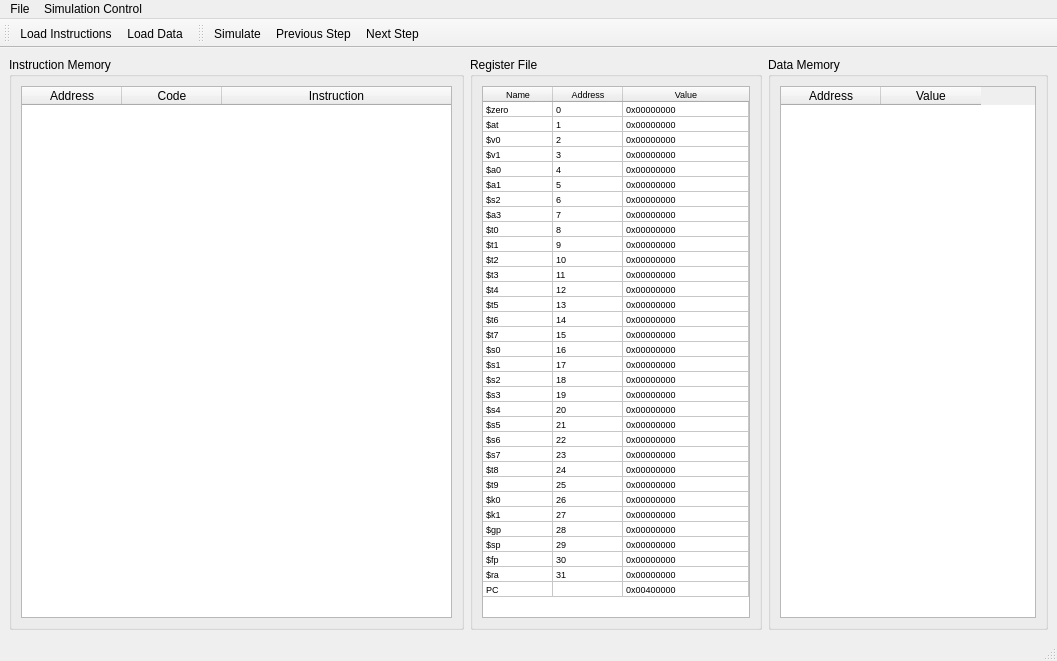
edualvss/MipsSimulator, file View/MainWindow.ui: the form before one commit.
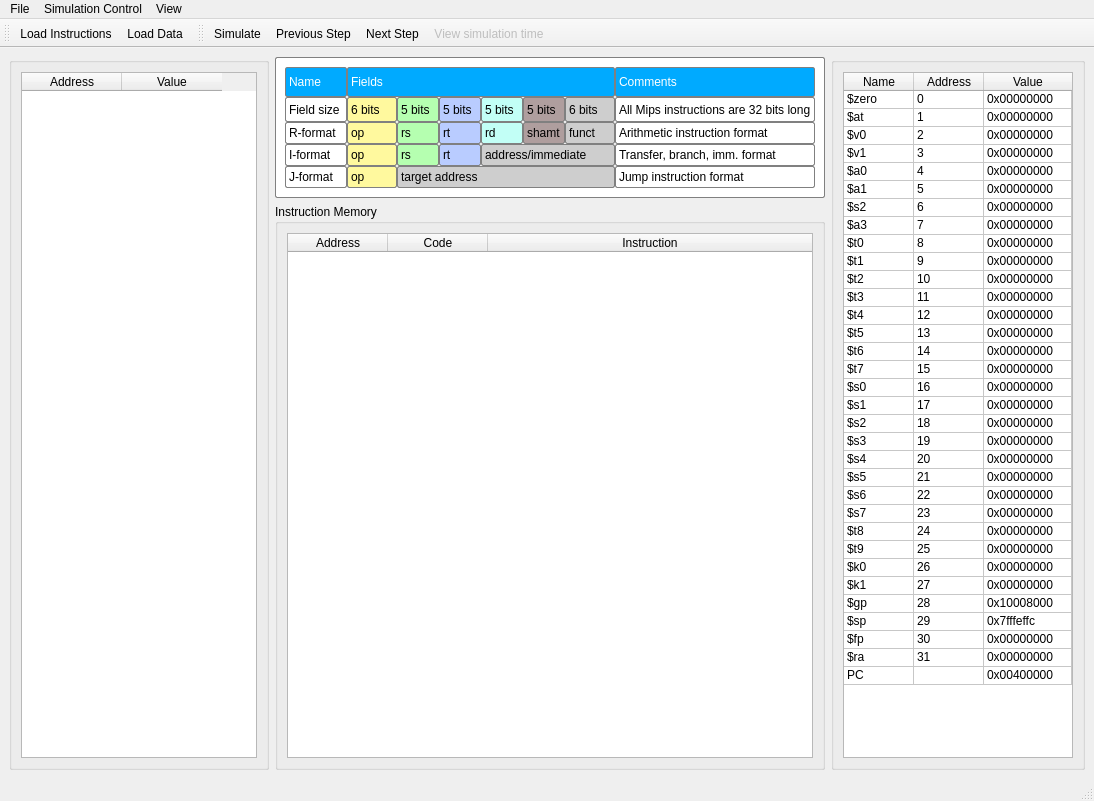
The form after the commit. Icons and pictures are not drawn.

Commit message: Adicionado o visualizador de formato de instrucao, menu de contexto, widgets de memoria de dados e banco de registradores alterados para dockaveis e armazenamento das opcoes de janela

The edit to the form file:
```diff
--- a/View/MainWindow.ui
+++ b/View/MainWindow.ui
@@ -6,8 +6,8 @@
    <rect>
     <x>0</x>
     <y>0</y>
-    <width>1057</width>
-    <height>661</height>
+    <width>1094</width>
+    <height>801</height>
    </rect>
   </property>
   <property name="windowTitle">
@@ -21,9 +21,777 @@
    <locale language="English" country="UnitedStates"/>
   </property>
   <widget class="QWidget" name="centralwidget">
-   <layout class="QHBoxLayout" name="horizontalLayout_2" stretch="1,0">
+   <layout class="QHBoxLayout" name="horizontalLayout">
     <item>
-     <widget class="QGroupBox" name="groupBox_3">
+     <widget class="QGroupBox" name="groupDataMemory">
+      <property name="title">
+       <string/>
+      </property>
+      <layout class="QVBoxLayout" name="verticalLayout_2">
+       <item>
+        <widget class="QTableWidget" name="tableDataMemory">
+         <property name="minimumSize">
+          <size>
+           <width>206</width>
+           <height>0</height>
+          </size>
+         </property>
+         <property name="palette">
+          <palette>
+           <active>
+            <colorrole role="Highlight">
+             <brush brushstyle="SolidPattern">
+              <color alpha="255">
+               <red>51</red>
+               <green>153</green>
+               <blue>255</blue>
+              </color>
+             </brush>
+            </colorrole>
+           </active>
+           <inactive>
+            <colorrole role="Highlight">
+             <brush brushstyle="SolidPattern">
+              <color alpha="255">
+               <red>255</red>
+               <green>255</green>
+               <blue>0</blue>
+              </color>
+             </brush>
+            </colorrole>
+           </inactive>
+           <disabled>
+            <colorrole role="Highlight">
+             <brush brushstyle="SolidPattern">
+              <color alpha="255">
+               <red>51</red>
+               <green>153</green>
+               <blue>255</blue>
+              </color>
+             </brush>
+            </colorrole>
+           </disabled>
+          </palette>
+         </property>
+         <property name="editTriggers">
+          <set>QAbstractItemView::NoEditTriggers</set>
+         </property>
+         <attribute name="horizontalHeaderDefaultSectionSize">
+          <number>100</number>
+         </attribute>
+         <attribute name="verticalHeaderVisible">
+          <bool>false</bool>
+         </attribute>
+         <column>
+          <property name="text">
+           <string>Address</string>
+          </property>
+         </column>
+         <column>
+          <property name="text">
+           <string>Value</string>
+          </property>
+         </column>
+        </widget>
+       </item>
+      </layout>
+     </widget>
+    </item>
+    <item>
+     <layout class="QVBoxLayout" name="verticalLayout_5">
+      <item>
+       <widget class="QGroupBox" name="groupInstructionFormat">
+        <property name="styleSheet">
+         <string notr="true">background-color: rgb(255, 255, 255);
+border: 1px solid gray;
+border-radius: 2px;
+margin-top: 1ex;</string>
+        </property>
+        <property name="title">
+         <string/>
+        </property>
+        <property name="flat">
+         <bool>true</bool>
+        </property>
+        <layout class="QVBoxLayout" name="verticalLayout_4">
+         <item>
+          <layout class="QGridLayout" name="gridLayout">
+           <property name="spacing">
+            <number>0</number>
+           </property>
+           <item row="3" column="1">
+            <layout class="QGridLayout" name="gridLayout_4">
+             <property name="spacing">
+              <number>0</number>
+             </property>
+             <item row="0" column="0">
+              <widget class="QLabel" name="l_i_OP">
+               <property name="minimumSize">
+                <size>
+                 <width>50</width>
+                 <height>22</height>
+                </size>
+               </property>
+               <property name="maximumSize">
+                <size>
+                 <width>50</width>
+                 <height>22</height>
+                </size>
+               </property>
+               <property name="styleSheet">
+                <string notr="true">background-color: rgb(255, 249, 158);</string>
+               </property>
+               <property name="text">
+                <string>op</string>
+               </property>
+              </widget>
+             </item>
+             <item row="0" column="1">
+              <widget class="QLabel" name="l_i_RS">
+               <property name="minimumSize">
+                <size>
+                 <width>42</width>
+                 <height>22</height>
+                </size>
+               </property>
+               <property name="maximumSize">
+                <size>
+                 <width>42</width>
+                 <height>22</height>
+                </size>
+               </property>
+               <property name="styleSheet">
+                <string notr="true">background-color: rgb(181, 255, 176);</string>
+               </property>
+               <property name="text">
+                <string>rs</string>
+               </property>
+              </widget>
+             </item>
+             <item row="0" column="2">
+              <widget class="QLabel" name="l_i_RT">
+               <property name="minimumSize">
+                <size>
+                 <width>42</width>
+                 <height>22</height>
+                </size>
+               </property>
+               <property name="maximumSize">
+                <size>
+                 <width>42</width>
+                 <height>22</height>
+                </size>
+               </property>
+               <property name="styleSheet">
+                <string notr="true">background-color: rgb(185, 204, 255);</string>
+               </property>
+               <property name="text">
+                <string>rt</string>
+               </property>
+              </widget>
+             </item>
+             <item row="0" column="3">
+              <widget class="QLabel" name="l_i_ADDRESS_IMMEDIATE">
+               <property name="minimumSize">
+                <size>
+                 <width>0</width>
+                 <height>22</height>
+                </size>
+               </property>
+               <property name="maximumSize">
+                <size>
+                 <width>137</width>
+                 <height>22</height>
+                </size>
+               </property>
+               <property name="styleSheet">
+                <string notr="true">background-color: rgb(206, 206, 206);</string>
+               </property>
+               <property name="text">
+                <string>address/immediate</string>
+               </property>
+              </widget>
+             </item>
+            </layout>
+           </item>
+           <item row="0" column="0">
+            <widget class="QLabel" name="label_8">
+             <property name="minimumSize">
+              <size>
+               <width>62</width>
+               <height>30</height>
+              </size>
+             </property>
+             <property name="maximumSize">
+              <size>
+               <width>62</width>
+               <height>30</height>
+              </size>
+             </property>
+             <property name="styleSheet">
+              <string notr="true">background-color: rgb(0, 170, 255);
+color: rgb(255, 255, 255);
+font: 75 10pt &quot;MS Shell Dlg 2&quot;;</string>
+             </property>
+             <property name="frameShape">
+              <enum>QFrame::StyledPanel</enum>
+             </property>
+             <property name="frameShadow">
+              <enum>QFrame::Plain</enum>
+             </property>
+             <property name="text">
+              <string>Name</string>
+             </property>
+            </widget>
+           </item>
+           <item row="2" column="2">
+            <widget class="QLabel" name="l_R_comment">
+             <property name="minimumSize">
+              <size>
+               <width>0</width>
+               <height>22</height>
+              </size>
+             </property>
+             <property name="maximumSize">
+              <size>
+               <width>16777215</width>
+               <height>22</height>
+              </size>
+             </property>
+             <property name="text">
+              <string>Arithmetic instruction format</string>
+             </property>
+            </widget>
+           </item>
+           <item row="1" column="0">
+            <widget class="QLabel" name="label_13">
+             <property name="minimumSize">
+              <size>
+               <width>62</width>
+               <height>25</height>
+              </size>
+             </property>
+             <property name="maximumSize">
+              <size>
+               <width>62</width>
+               <height>25</height>
+              </size>
+             </property>
+             <property name="text">
+              <string>Field size</string>
+             </property>
+            </widget>
+           </item>
+           <item row="0" column="1">
+            <widget class="QLabel" name="label_9">
+             <property name="minimumSize">
+              <size>
+               <width>0</width>
+               <height>30</height>
+              </size>
+             </property>
+             <property name="maximumSize">
+              <size>
+               <width>16777215</width>
+               <height>30</height>
+              </size>
+             </property>
+             <property name="styleSheet">
+              <string notr="true">background-color: rgb(0, 170, 255);
+color: rgb(255, 255, 255);
+font: 75 10pt &quot;MS Shell Dlg 2&quot;;</string>
+             </property>
+             <property name="frameShape">
+              <enum>QFrame::StyledPanel</enum>
+             </property>
+             <property name="frameShadow">
+              <enum>QFrame::Plain</enum>
+             </property>
+             <property name="text">
+              <string>Fields</string>
+             </property>
+            </widget>
+           </item>
+           <item row="0" column="2">
+            <widget class="QLabel" name="label_10">
+             <property name="minimumSize">
+              <size>
+               <width>0</width>
+               <height>30</height>
+              </size>
+             </property>
+             <property name="maximumSize">
+              <size>
+               <width>16777215</width>
+               <height>30</height>
+              </size>
+             </property>
+             <property name="styleSheet">
+              <string notr="true">background-color: rgb(0, 170, 255);
+color: rgb(255, 255, 255);
+font: 75 10pt &quot;MS Shell Dlg 2&quot;;</string>
+             </property>
+             <property name="frameShape">
+              <enum>QFrame::StyledPanel</enum>
+             </property>
+             <property name="frameShadow">
+              <enum>QFrame::Plain</enum>
+             </property>
+             <property name="text">
+              <string>Comments</string>
+             </property>
+            </widget>
+           </item>
+           <item row="1" column="1">
+            <layout class="QGridLayout" name="gridLayout_2">
+             <property name="spacing">
+              <number>0</number>
+             </property>
+             <item row="0" column="2">
+              <widget class="QLabel" name="label_16">
+               <property name="minimumSize">
+                <size>
+                 <width>42</width>
+                 <height>25</height>
+                </size>
+               </property>
+               <property name="maximumSize">
+                <size>
+                 <width>42</width>
+                 <height>25</height>
+                </size>
+               </property>
+               <property name="styleSheet">
+                <string notr="true">background-color: rgb(185, 204, 255);</string>
+               </property>
+               <property name="text">
+                <string>5 bits</string>
+               </property>
+              </widget>
+             </item>
+             <item row="0" column="0">
+              <widget class="QLabel" name="label_14">
+               <property name="minimumSize">
+                <size>
+                 <width>50</width>
+                 <height>25</height>
+                </size>
+               </property>
+               <property name="maximumSize">
+                <size>
+                 <width>50</width>
+                 <height>25</height>
+                </size>
+               </property>
+               <property name="styleSheet">
+                <string notr="true">background-color: rgb(255, 249, 158);</string>
+               </property>
+               <property name="text">
+                <string>6 bits</string>
+               </property>
+              </widget>
+             </item>
+             <item row="0" column="1">
+              <widget class="QLabel" name="label_15">
+               <property name="minimumSize">
+                <size>
+                 <width>42</width>
+                 <height>25</height>
+                </size>
+               </property>
+               <property name="maximumSize">
+                <size>
+                 <width>42</width>
+                 <height>25</height>
+                </size>
+               </property>
+               <property name="styleSheet">
+                <string notr="true">background-color: rgb(181, 255, 176);</string>
+               </property>
+               <property name="text">
+                <string>5 bits</string>
+               </property>
+              </widget>
+             </item>
+             <item row="0" column="3">
+              <widget class="QLabel" name="label_17">
+               <property name="minimumSize">
+                <size>
+                 <width>42</width>
+                 <height>25</height>
+                </size>
+               </property>
+               <property name="maximumSize">
+                <size>
+                 <width>42</width>
+                 <height>25</height>
+                </size>
+               </property>
+               <property name="styleSheet">
+                <string notr="true">background-color: rgb(194, 255, 246);</string>
+               </property>
+               <property name="text">
+                <string>5 bits</string>
+               </property>
+              </widget>
+             </item>
+             <item row="0" column="4">
+              <widget class="QLabel" name="label_18">
+               <property name="minimumSize">
+                <size>
+                 <width>42</width>
+                 <height>25</height>
+                </size>
+               </property>
+               <property name="maximumSize">
+                <size>
+                 <width>42</width>
+                 <height>25</height>
+                </size>
+               </property>
+               <property name="styleSheet">
+                <string notr="true">background-color: rgb(175, 158, 158);</string>
+               </property>
+               <property name="text">
+                <string>5 bits</string>
+               </property>
+              </widget>
+             </item>
+             <item row="0" column="5">
+              <widget class="QLabel" name="label_23">
+               <property name="minimumSize">
+                <size>
+                 <width>50</width>
+                 <height>25</height>
+                </size>
+               </property>
+               <property name="maximumSize">
+                <size>
+                 <width>50</width>
+                 <height>25</height>
+                </size>
+               </property>
+               <property name="styleSheet">
+                <string notr="true">background-color: rgb(206, 206, 206);</string>
+               </property>
+               <property name="text">
+                <string>6 bits</string>
+               </property>
+              </widget>
+             </item>
+            </layout>
+           </item>
+           <item row="2" column="1">
+            <layout class="QGridLayout" name="gridLayout_3">
+             <property name="spacing">
+              <number>0</number>
+             </property>
+             <item row="0" column="2">
+              <widget class="QLabel" name="l_r_RT">
+               <property name="minimumSize">
+                <size>
+                 <width>42</width>
+                 <height>22</height>
+                </size>
+               </property>
+               <property name="maximumSize">
+                <size>
+                 <width>42</width>
+                 <height>22</height>
+                </size>
+               </property>
+               <property name="styleSheet">
+                <string notr="true">background-color: rgb(185, 204, 255);</string>
+               </property>
+               <property name="text">
+                <string>rt</string>
+               </property>
+              </widget>
+             </item>
+             <item row="0" column="0">
+              <widget class="QLabel" name="l_r_OP">
+               <property name="minimumSize">
+                <size>
+                 <width>50</width>
+                 <height>22</height>
+                </size>
+               </property>
+               <property name="maximumSize">
+                <size>
+                 <width>50</width>
+                 <height>22</height>
+                </size>
+               </property>
+               <property name="styleSheet">
+                <string notr="true">background-color: rgb(255, 249, 158);</string>
+               </property>
+               <property name="text">
+                <string>op</string>
+               </property>
+              </widget>
+             </item>
+             <item row="0" column="1">
+              <widget class="QLabel" name="l_r_RS">
+               <property name="minimumSize">
+                <size>
+                 <width>42</width>
+                 <height>22</height>
+                </size>
+               </property>
+               <property name="maximumSize">
+                <size>
+                 <width>42</width>
+                 <height>22</height>
+                </size>
+               </property>
+               <property name="styleSheet">
+                <string notr="true">background-color: rgb(181, 255, 176);</string>
+               </property>
+               <property name="text">
+                <string>rs</string>
+               </property>
+              </widget>
+             </item>
+             <item row="0" column="3">
+              <widget class="QLabel" name="l_r_RD">
+               <property name="minimumSize">
+                <size>
+                 <width>42</width>
+                 <height>22</height>
+                </size>
+               </property>
+               <property name="maximumSize">
+                <size>
+                 <width>42</width>
+                 <height>22</height>
+                </size>
+               </property>
+               <property name="styleSheet">
+                <string notr="true">background-color: rgb(194, 255, 246);</string>
+               </property>
+               <property name="text">
+                <string>rd</string>
+               </property>
+              </widget>
+             </item>
+             <item row="0" column="4">
+              <widget class="QLabel" name="l_r_SHAMT">
+               <property name="minimumSize">
+                <size>
+                 <width>42</width>
+                 <height>22</height>
+                </size>
+               </property>
+               <property name="maximumSize">
+                <size>
+                 <width>42</width>
+                 <height>22</height>
+                </size>
+               </property>
+               <property name="styleSheet">
+                <string notr="true">background-color: rgb(175, 158, 158);</string>
+               </property>
+               <property name="text">
+                <string>shamt</string>
+               </property>
+              </widget>
+             </item>
+             <item row="0" column="5">
+              <widget class="QLabel" name="l_r_FUNCTION">
+               <property name="minimumSize">
+                <size>
+                 <width>50</width>
+                 <height>22</height>
+                </size>
+               </property>
+               <property name="maximumSize">
+                <size>
+                 <width>50</width>
+                 <height>22</height>
+                </size>
+               </property>
+               <property name="styleSheet">
+                <string notr="true">background-color: rgb(206, 206, 206);</string>
+               </property>
+               <property name="text">
+                <string>funct</string>
+               </property>
+              </widget>
+             </item>
+            </layout>
+           </item>
+           <item row="3" column="2">
+            <widget class="QLabel" name="l_i_comment">
+             <property name="minimumSize">
+              <size>
+               <width>0</width>
+               <height>22</height>
+              </size>
+             </property>
+             <property name="maximumSize">
+              <size>
+               <width>16777215</width>
+               <height>22</height>
+              </size>
+             </property>
+             <property name="text">
+              <string>Transfer, branch, imm. format</string>
+             </property>
+            </widget>
+           </item>
+           <item row="4" column="2">
+            <widget class="QLabel" name="l_j_comment">
+             <property name="minimumSize">
+              <size>
+               <width>0</width>
+               <height>22</height>
+              </size>
+             </property>
+             <property name="maximumSize">
+              <size>
+               <width>16777215</width>
+               <height>22</height>
+              </size>
+             </property>
+             <property name="text">
+              <string>Jump instruction format</string>
+             </property>
+            </widget>
+           </item>
+           <item row="1" column="2">
+            <widget class="QLabel" name="label_19">
+             <property name="minimumSize">
+              <size>
+               <width>0</width>
+               <height>25</height>
+              </size>
+             </property>
+             <property name="maximumSize">
+              <size>
+               <width>16777215</width>
+               <height>25</height>
+              </size>
+             </property>
+             <property name="text">
+              <string>All Mips instructions are 32 bits long</string>
+             </property>
+            </widget>
+           </item>
+           <item row="2" column="0">
+            <widget class="QLabel" name="l_R_format">
+             <property name="minimumSize">
+              <size>
+               <width>62</width>
+               <height>22</height>
+              </size>
+             </property>
+             <property name="maximumSize">
+              <size>
+               <width>62</width>
+               <height>22</height>
+              </size>
+             </property>
+             <property name="text">
+              <string>R-format</string>
+             </property>
+            </widget>
+           </item>
+           <item row="3" column="0">
+            <widget class="QLabel" name="l_i_format">
+             <property name="minimumSize">
+              <size>
+               <width>62</width>
+               <height>22</height>
+              </size>
+             </property>
+             <property name="maximumSize">
+              <size>
+               <width>62</width>
+               <height>22</height>
+              </size>
+             </property>
+             <property name="text">
+              <string>I-format</string>
+             </property>
+            </widget>
+           </item>
+           <item row="4" column="0">
+            <widget class="QLabel" name="l_j_format">
+             <property name="minimumSize">
+              <size>
+               <width>62</width>
+               <height>22</height>
+              </size>
+             </property>
+             <property name="maximumSize">
+              <size>
+               <width>62</width>
+               <height>22</height>
+              </size>
+             </property>
+             <property name="text">
+              <string>J-format</string>
+             </property>
+            </widget>
+           </item>
+           <item row="4" column="1">
+            <layout class="QGridLayout" name="gridLayout_5">
+             <property name="spacing">
+              <number>0</number>
+             </property>
+             <item row="0" column="0">
+              <widget class="QLabel" name="l_j_OP">
+               <property name="minimumSize">
+                <size>
+                 <width>50</width>
+                 <height>22</height>
+                </size>
+               </property>
+               <property name="maximumSize">
+                <size>
+                 <width>50</width>
+                 <height>22</height>
+                </size>
+               </property>
+               <property name="styleSheet">
+                <string notr="true">background-color: rgb(255, 249, 158);</string>
+               </property>
+               <property name="text">
+                <string>op</string>
+               </property>
+              </widget>
+             </item>
+             <item row="0" column="1">
+              <widget class="QLabel" name="l_j_TARGETADDRESS">
+               <property name="minimumSize">
+                <size>
+                 <width>0</width>
+                 <height>22</height>
+                </size>
+               </property>
+               <property name="maximumSize">
+                <size>
+                 <width>16777215</width>
+                 <height>22</height>
+                </size>
+               </property>
+               <property name="styleSheet">
+                <string notr="true">background-color: rgb(206, 206, 206);</string>
+               </property>
+               <property name="text">
+                <string>target address</string>
+               </property>
+              </widget>
+             </item>
+            </layout>
+           </item>
+          </layout>
+         </item>
+        </layout>
+       </widget>
+      </item>
+      <item>
+       <widget class="QGroupBox" name="groupInstructionMemory">
       <property name="title">
        <string>Instruction Memory</string>
       </property>
@@ -36,9 +804,18 @@
          <property name="selectionBehavior">
           <enum>QAbstractItemView::SelectRows</enum>
          </property>
+           <attribute name="horizontalHeaderDefaultSectionSize">
+            <number>100</number>
+           </attribute>
+           <attribute name="horizontalHeaderMinimumSectionSize">
+            <number>100</number>
+           </attribute>
          <attribute name="horizontalHeaderStretchLastSection">
           <bool>true</bool>
          </attribute>
+           <attribute name="verticalHeaderDefaultSectionSize">
+            <number>30</number>
+           </attribute>
          <column>
           <property name="text">
            <string>Address</string>
@@ -59,20 +836,58 @@
       </layout>
      </widget>
     </item>
+     </layout>
+    </item>
     <item>
-     <layout class="QHBoxLayout" name="horizontalLayout">
-      <item>
-       <widget class="QGroupBox" name="groupBox">
+     <widget class="QGroupBox" name="groupRegFile">
         <property name="title">
-         <string>Register File</string>
+       <string/>
         </property>
         <layout class="QVBoxLayout" name="verticalLayout">
          <item>
           <widget class="QTableWidget" name="tableRegFile">
-           <property name="font">
-            <font>
-             <pointsize>7</pointsize>
-            </font>
+         <property name="minimumSize">
+          <size>
+           <width>230</width>
+           <height>0</height>
+          </size>
+         </property>
+         <property name="palette">
+          <palette>
+           <active>
+            <colorrole role="Highlight">
+             <brush brushstyle="SolidPattern">
+              <color alpha="255">
+               <red>51</red>
+               <green>153</green>
+               <blue>255</blue>
+              </color>
+             </brush>
+            </colorrole>
+           </active>
+           <inactive>
+            <colorrole role="Highlight">
+             <brush brushstyle="SolidPattern">
+              <color alpha="255">
+               <red>0</red>
+               <green>255</green>
+               <blue>0</blue>
+              </color>
+             </brush>
+            </colorrole>
+           </inactive>
+           <disabled>
+            <colorrole role="Highlight">
+             <brush brushstyle="SolidPattern">
+              <color alpha="255">
+               <red>51</red>
+               <green>153</green>
+               <blue>255</blue>
+              </color>
+             </brush>
+            </colorrole>
+           </disabled>
+          </palette>
            </property>
            <property name="horizontalScrollBarPolicy">
             <enum>Qt::ScrollBarAlwaysOff</enum>
@@ -84,7 +899,7 @@
             <set>QAbstractItemView::NoEditTriggers</set>
            </property>
            <attribute name="horizontalHeaderDefaultSectionSize">
-            <number>60</number>
+          <number>70</number>
            </attribute>
            <attribute name="horizontalHeaderMinimumSectionSize">
             <number>70</number>
@@ -96,7 +911,10 @@
             <bool>false</bool>
            </attribute>
            <attribute name="verticalHeaderDefaultSectionSize">
-            <number>15</number>
+          <number>18</number>
+         </attribute>
+         <attribute name="verticalHeaderMinimumSectionSize">
+          <number>18</number>
            </attribute>
            <row>
             <property name="text">
@@ -710,7 +1528,7 @@
            </item>
            <item row="28" column="2">
             <property name="text">
-             <string>0x00000000</string>
+           <string>0x10008000</string>
             </property>
            </item>
            <item row="29" column="0">
@@ -725,7 +1543,7 @@
            </item>
            <item row="29" column="2">
             <property name="text">
-             <string>0x00000000</string>
+           <string>0x7fffeffc</string>
             </property>
            </item>
            <item row="30" column="0">
@@ -778,40 +1596,6 @@
         </layout>
        </widget>
       </item>
-      <item>
-       <widget class="QGroupBox" name="groupBox_2">
-        <property name="title">
-         <string>Data Memory</string>
-        </property>
-        <layout class="QVBoxLayout" name="verticalLayout_2">
-         <item>
-          <widget class="QTableWidget" name="tableDataMemory">
-           <property name="editTriggers">
-            <set>QAbstractItemView::NoEditTriggers</set>
-           </property>
-           <attribute name="horizontalHeaderDefaultSectionSize">
-            <number>100</number>
-           </attribute>
-           <attribute name="verticalHeaderVisible">
-            <bool>false</bool>
-           </attribute>
-           <column>
-            <property name="text">
-             <string>Address</string>
-            </property>
-           </column>
-           <column>
-            <property name="text">
-             <string>Value</string>
-            </property>
-           </column>
-          </widget>
-         </item>
-        </layout>
-       </widget>
-      </item>
-     </layout>
-    </item>
    </layout>
   </widget>
   <widget class="QMenuBar" name="menubar">
@@ -819,7 +1603,7 @@
     <rect>
      <x>0</x>
      <y>0</y>
-     <width>1057</width>
+     <width>1094</width>
      <height>26</height>
     </rect>
    </property>
@@ -840,8 +1624,17 @@
     <addaction name="actionNext_step"/>
     <addaction name="actionPrevious_Step"/>
    </widget>
+   <widget class="QMenu" name="menuView">
+    <property name="locale">
+     <locale language="English" country="UnitedStates"/>
+    </property>
+    <property name="title">
+     <string>View</string>
+    </property>
+   </widget>
    <addaction name="menuFile"/>
    <addaction name="menuSimulation_Control"/>
+   <addaction name="menuView"/>
   </widget>
   <widget class="QStatusBar" name="statusbar"/>
   <widget class="QToolBar" name="toolBar">
@@ -870,6 +1663,7 @@
    <addaction name="actionSimulate"/>
    <addaction name="actionPrevious_Step"/>
    <addaction name="actionNext_step"/>
+   <addaction name="actionView_simulation_time"/>
   </widget>
   <action name="actionLoad_Instructions">
    <property name="icon">
@@ -939,6 +1733,24 @@
     <string>Go to previous instruction</string>
    </property>
   </action>
+  <action name="actionView_simulation_time">
+   <property name="enabled">
+    <bool>false</bool>
+   </property>
+   <property name="icon">
+    <iconset resource="media.qrc">
+     <normaloff>:/icons/time.png</normaloff>:/icons/time.png</iconset>
+   </property>
+   <property name="text">
+    <string>View simulation time</string>
+   </property>
+   <property name="toolTip">
+    <string>View simulation time</string>
+   </property>
+   <property name="statusTip">
+    <string>View simulation time</string>
+   </property>
+  </action>
  </widget>
  <resources>
   <include location="media.qrc"/>
```
Left out of the diff: 4 changed lines with no effect on the pictures. Lines whose indentation alone changed are shown as unchanged. The commit also changes 8 other files.
